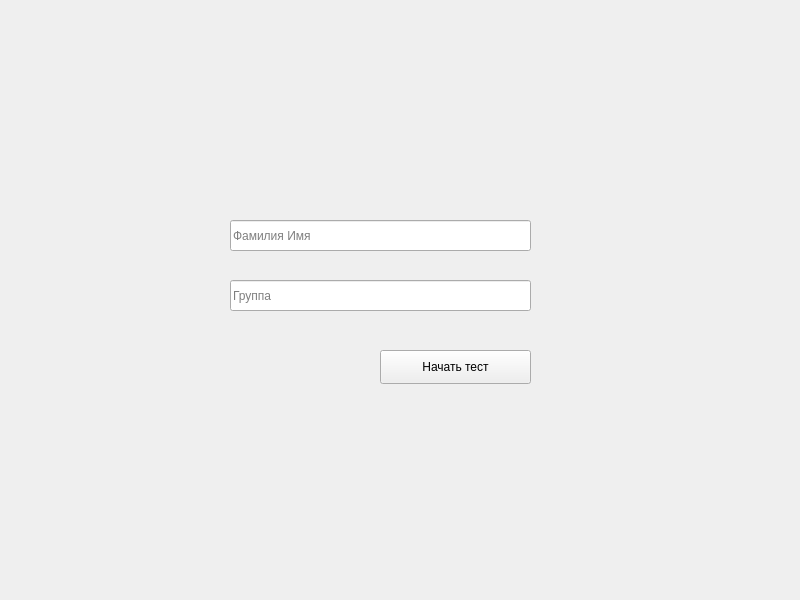
Qt form ui/LoginWindow.ui (den4ik2975/courseWork) before a commit.
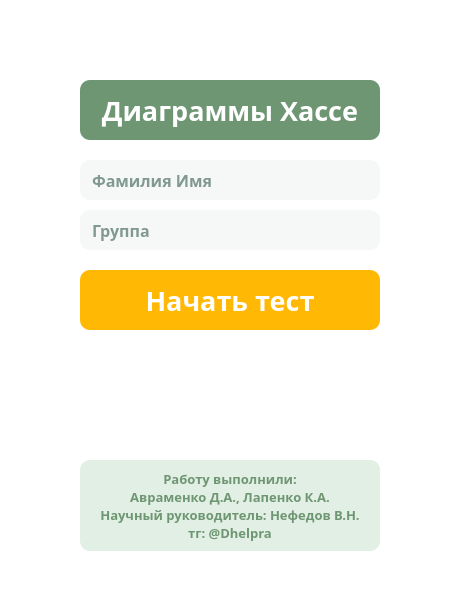
The same form after that commit. Icons and pictures are not drawn.

```diff
--- a/ui/LoginWindow.ui
+++ b/ui/LoginWindow.ui
@@ -6,23 +6,63 @@
    <rect>
     <x>0</x>
     <y>0</y>
-    <width>800</width>
+    <width>460</width>
     <height>600</height>
    </rect>
   </property>
+  <property name="minimumSize">
+   <size>
+    <width>460</width>
+    <height>600</height>
+   </size>
+  </property>
+  <property name="maximumSize">
+   <size>
+    <width>460</width>
+    <height>600</height>
+   </size>
+  </property>
+  <property name="font">
+   <font>
+    <pointsize>8</pointsize>
+   </font>
+  </property>
   <property name="windowTitle">
-   <string>MainWindow</string>
+   <string>Салют, Вера!</string>
+  </property>
+  <property name="windowIcon">
+   <iconset>
+    <normaloff>../resources/temp/icon.png</normaloff>../resources/temp/icon.png</iconset>
+  </property>
+  <property name="styleSheet">
+   <string notr="true">background-color: white;
+color: white;</string>
   </property>
   <widget class="QWidget" name="centralwidget">
    <widget class="QLineEdit" name="fioLine">
     <property name="geometry">
      <rect>
-      <x>230</x>
-      <y>220</y>
-      <width>301</width>
-      <height>31</height>
+      <x>80</x>
+      <y>160</y>
+      <width>300</width>
+      <height>40</height>
      </rect>
     </property>
+    <property name="font">
+     <font>
+      <family>Century Gothic</family>
+      <pointsize>12</pointsize>
+      <weight>75</weight>
+      <bold>true</bold>
+     </font>
+    </property>
+    <property name="styleSheet">
+     <string notr="true">color: #0b392c;
+border-radius: 10px;
+background-color: #f6f8f7;
+padding-left: 10px;
+</string>
+    </property>
     <property name="inputMask">
      <string/>
     </property>
@@ -33,12 +73,27 @@
    <widget class="QLineEdit" name="groupLine">
     <property name="geometry">
      <rect>
-      <x>230</x>
-      <y>280</y>
-      <width>301</width>
-      <height>31</height>
+      <x>80</x>
+      <y>210</y>
+      <width>300</width>
+      <height>40</height>
      </rect>
     </property>
+    <property name="font">
+     <font>
+      <family>Century Gothic</family>
+      <pointsize>12</pointsize>
+      <weight>75</weight>
+      <bold>true</bold>
+     </font>
+    </property>
+    <property name="styleSheet">
+     <string notr="true">color: #0b392c;
+border-radius: 10px;
+background-color: #f6f8f7;
+padding-left: 10px;
+</string>
+    </property>
     <property name="placeholderText">
      <string>Группа</string>
     </property>
@@ -46,16 +101,94 @@
    <widget class="QPushButton" name="startButton">
     <property name="geometry">
      <rect>
-      <x>380</x>
-      <y>350</y>
-      <width>151</width>
-      <height>34</height>
+      <x>80</x>
+      <y>270</y>
+      <width>300</width>
+      <height>60</height>
      </rect>
     </property>
+    <property name="font">
+     <font>
+      <family>Century Gothic</family>
+      <pointsize>20</pointsize>
+      <weight>75</weight>
+      <bold>true</bold>
+     </font>
+    </property>
+    <property name="styleSheet">
+     <string notr="true">QPushButton {
+	background-color: #ffb804;
+	border-radius: 10px; 
+}
+
+QPushButton:hover{
+	background-color: #f3a600;
+}</string>
+    </property>
     <property name="text">
      <string>Начать тест</string>
     </property>
    </widget>
+   <widget class="QLabel" name="label_6">
+    <property name="geometry">
+     <rect>
+      <x>80</x>
+      <y>80</y>
+      <width>300</width>
+      <height>60</height>
+     </rect>
+    </property>
+    <property name="font">
+     <font>
+      <family>Century Gothic</family>
+      <pointsize>20</pointsize>
+      <weight>75</weight>
+      <bold>true</bold>
+     </font>
+    </property>
+    <property name="styleSheet">
+     <string notr="true">background-color: #6e9673;
+border-radius: 10px;</string>
+    </property>
+    <property name="text">
+     <string>Диаграммы Хассе</string>
+    </property>
+    <property name="alignment">
+     <set>Qt::AlignCenter</set>
+    </property>
+   </widget>
+   <widget class="QLabel" name="label_7">
+    <property name="geometry">
+     <rect>
+      <x>80</x>
+      <y>460</y>
+      <width>300</width>
+      <height>91</height>
+     </rect>
+    </property>
+    <property name="font">
+     <font>
+      <family>Century Gothic</family>
+      <pointsize>10</pointsize>
+      <weight>75</weight>
+      <bold>true</bold>
+     </font>
+    </property>
+    <property name="styleSheet">
+     <string notr="true">background-color: #E2EFE4;
+color: #6e9673;
+border-radius: 10px;</string>
+    </property>
+    <property name="text">
+     <string>Работу выполнили:
+Авраменко Д.А., Лапенко К.А.
+Научный руководитель: Нефедов В.Н.
+тг: @Dhelpra</string>
+    </property>
+    <property name="alignment">
+     <set>Qt::AlignCenter</set>
+    </property>
+   </widget>
   </widget>
  </widget>
  <resources/>
```
